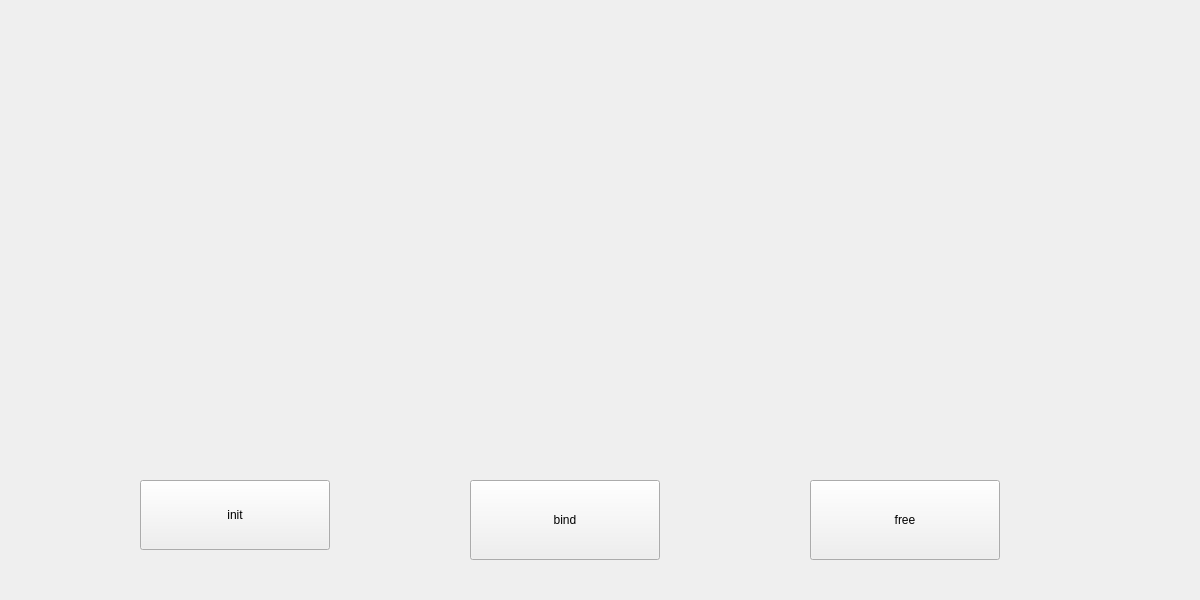
Before: the Qt Designer form src/ui/Widget.ui in OWmess/DynamicPartition, drawn with Qt 5.
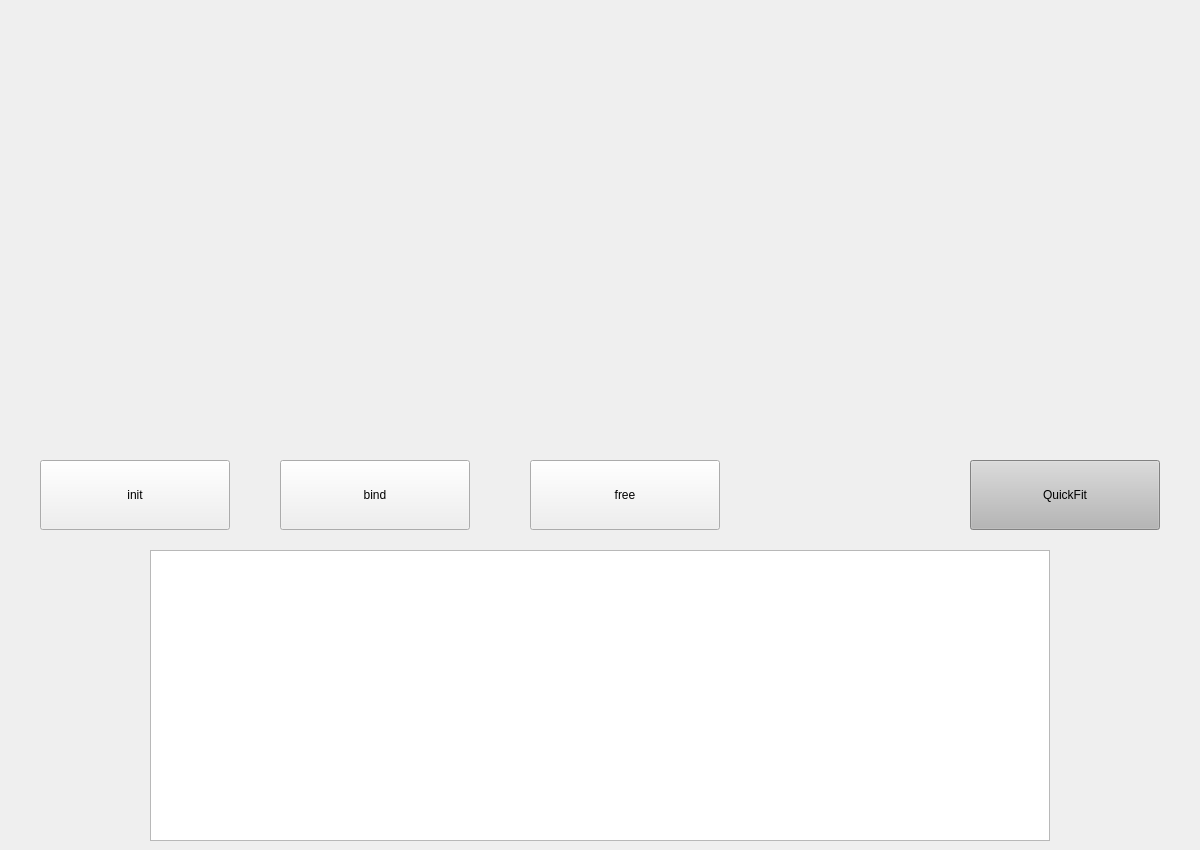
After: the same form once the commit is applied.

What changed in the file:
```diff
--- a/src/ui/Widget.ui
+++ b/src/ui/Widget.ui
@@ -7,7 +7,7 @@
                 <x>0</x>
                 <y>0</y>
                 <width>1200</width>
-                <height>600</height>
+    <height>850</height>
             </rect>
         </property>
         <property name="windowTitle">
@@ -16,8 +16,8 @@
         <widget class="QPushButton" name="initButton">
             <property name="geometry">
                 <rect>
-                    <x>140</x>
-                    <y>480</y>
+     <x>40</x>
+     <y>460</y>
                     <width>190</width>
                     <height>70</height>
                 </rect>
@@ -29,10 +29,10 @@
         <widget class="QPushButton" name="bindButton">
             <property name="geometry">
                 <rect>
-                    <x>470</x>
-                    <y>480</y>
+     <x>280</x>
+     <y>460</y>
                     <width>190</width>
-                    <height>80</height>
+     <height>70</height>
                 </rect>
             </property>
             <property name="text">
@@ -42,16 +42,45 @@
         <widget class="QPushButton" name="freeButton">
             <property name="geometry">
                 <rect>
-                    <x>810</x>
-                    <y>480</y>
+     <x>530</x>
+     <y>460</y>
                     <width>190</width>
-                    <height>80</height>
+     <height>70</height>
                 </rect>
             </property>
             <property name="text">
                 <string>free</string>
             </property>
         </widget>
+  <widget class="QListView" name="listView">
+   <property name="geometry">
+    <rect>
+     <x>150</x>
+     <y>550</y>
+     <width>900</width>
+     <height>291</height>
+    </rect>
+   </property>
+   <property name="isWrapping" stdset="0">
+    <bool>false</bool>
+   </property>
+  </widget>
+  <widget class="QPushButton" name="pushButton">
+   <property name="geometry">
+    <rect>
+     <x>970</x>
+     <y>460</y>
+     <width>190</width>
+     <height>70</height>
+    </rect>
+   </property>
+   <property name="styleSheet">
+    <string notr="true">background-color: rgb(182, 182, 182);</string>
+   </property>
+   <property name="text">
+    <string>QuickFit</string>
+   </property>
+  </widget>
     </widget>
     <resources/>
     <connections/>
```
Lines whose indentation alone changed are shown as unchanged.
